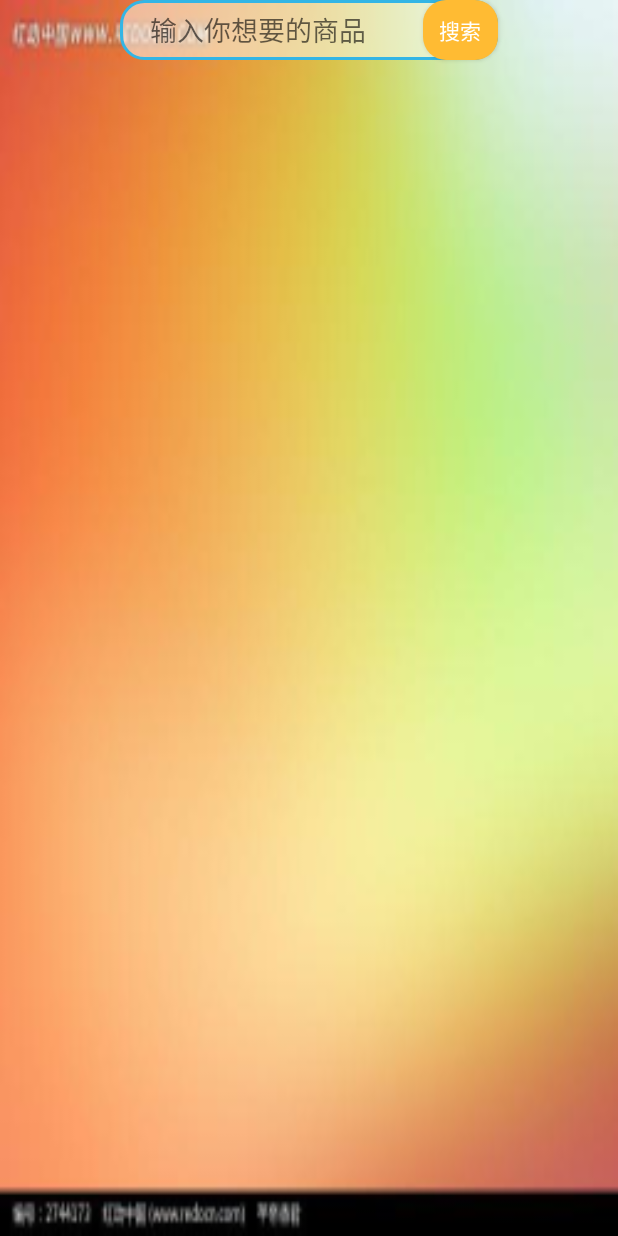
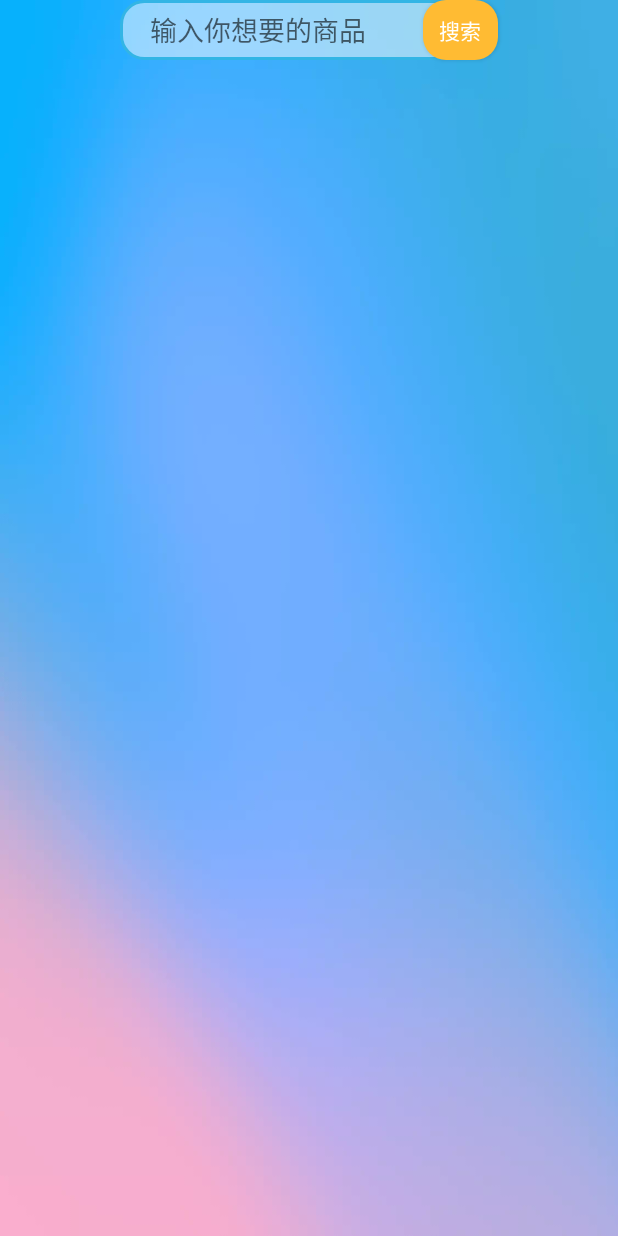
Before and after one commit to yangzuozhe/ShoppingApp, an Android app: the layout tian_mao_fragment.xml on its own in the app's theme, with its tools: preview values and no code run, on a phone screen of 412 x 824 dp. Run offline under Robolectric (Android 15) with nearby library versions, the phone set to English and light mode, and no system bars.

Commit message:
增加了EditText功能

```diff
--- a/app/src/main/res/layout/tian_mao_fragment.xml
+++ b/app/src/main/res/layout/tian_mao_fragment.xml
@@ -4,18 +4,23 @@
     xmlns:tools="http://schemas.android.com/tools"
     android:layout_width="match_parent"
     android:layout_height="match_parent"
-    android:background="@drawable/orange_bg">
+    android:background="@drawable/call_receive_bg">
 
     <EditText
         android:id="@+id/etTianMaoSearch"
-        android:layout_width="match_parent"
+        android:layout_width="0dp"
         android:layout_height="40dp"
         android:layout_marginStart="80dp"
         android:layout_marginEnd="80dp"
         android:background="@drawable/tian_mao_search_bg"
+        android:focusable="false"
         android:hint="输入你想要的商品"
+        android:inputType="textMultiLine"
         android:paddingStart="20dp"
+        android:paddingEnd="50dp"
         android:textColor="#9c000000"
+        app:layout_constraintEnd_toEndOf="parent"
+        app:layout_constraintStart_toStartOf="parent"
         app:layout_constraintTop_toTopOf="parent" />
 
     <Button
--- a/app/src/main/res/layout/tian_mao_search_glider_fragment.xml
+++ b/app/src/main/res/layout/tian_mao_search_glider_fragment.xml
@@ -8,6 +8,7 @@
         android:layout_height="match_parent"
         android:gravity="center"
         android:textSize="50sp"
+        android:textColor="@android:color/holo_blue_light"
         android:text="这里是引导界面"
         />
 
--- a/app/src/main/res/values/styles.xml
+++ b/app/src/main/res/values/styles.xml
@@ -1,6 +1,6 @@
 <resources>
     <!-- Base application theme. -->
-    <style name="AppTheme" parent="Theme.AppCompat.Light.DarkActionBar">
+    <style name="AppTheme" parent="Theme.AppCompat.Light.NoActionBar">
         <!-- Customize your theme here. -->
         <item name="colorPrimary">@color/colorPrimary</item>
         <item name="colorPrimaryDark">@color/colorPrimaryDark</item>
```
Also changed, not shown: app/src/main/java/com/example/shoppingapp/activity/TianMaoProductInfoActivity.java (+21 -4 lines), app/src/main/java/com/example/shoppingapp/base/BaseActivity.java (+43 -12 lines), app/src/main/res/layout/activity_tian_mao_prduct_info.xml (+9 -2 lines).
